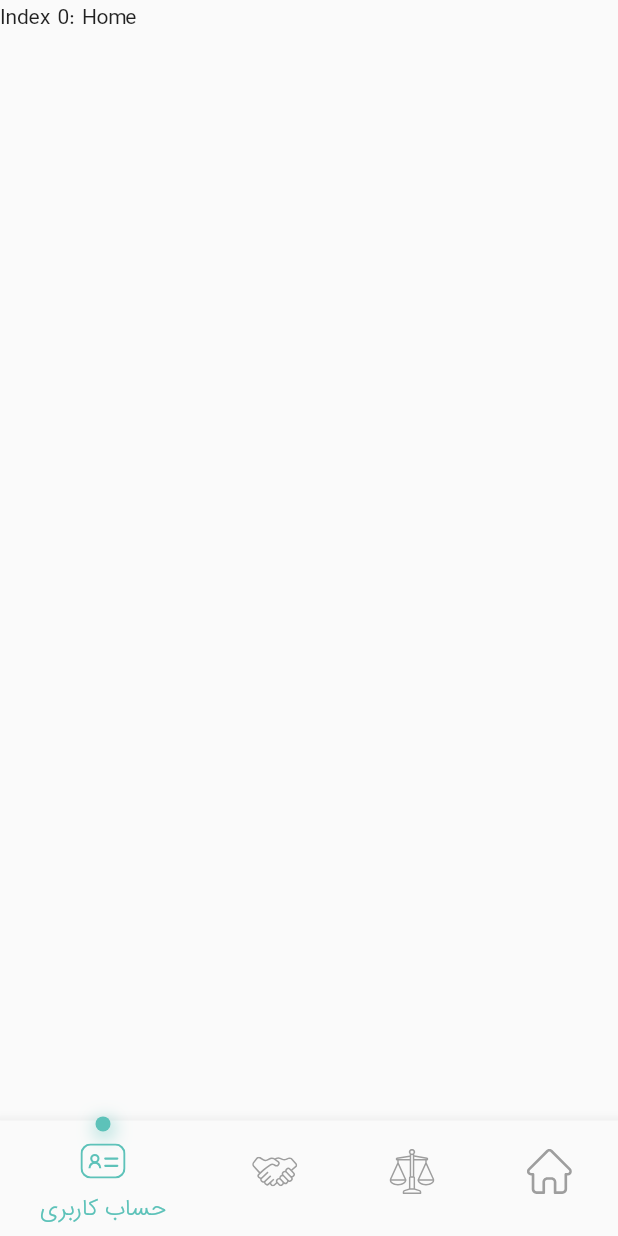
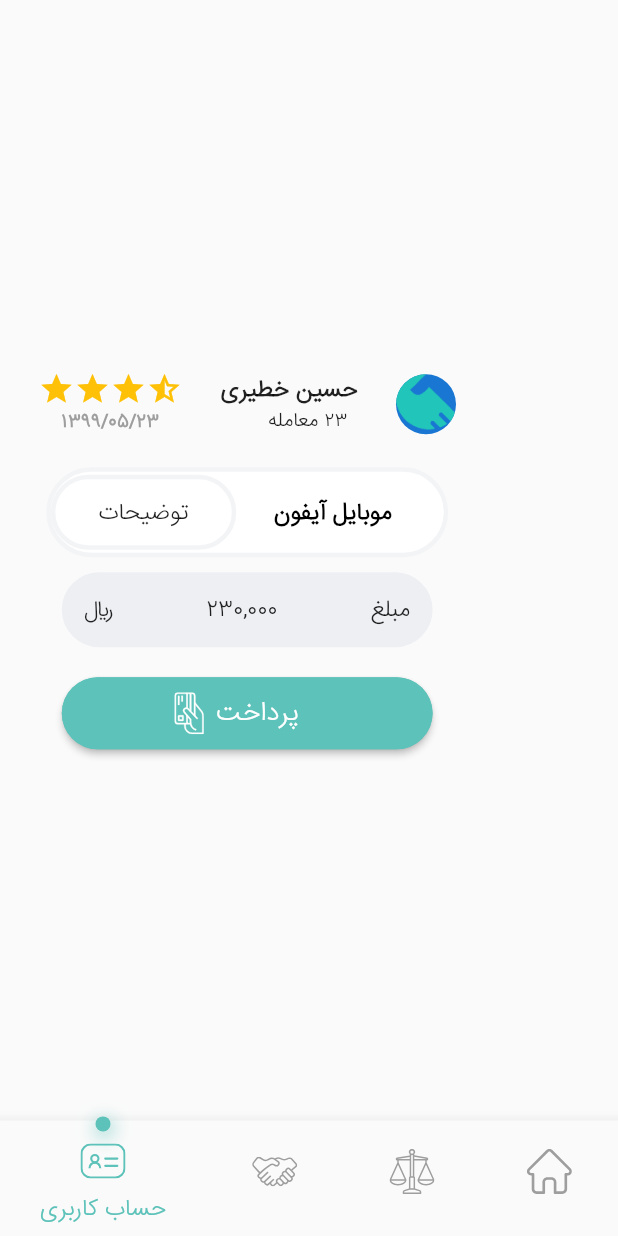
Before and after one commit to NilvaMPM2020/client, a Flutter app: the HomePage screen opened directly, on a phone screen of 412 x 824 dp. Run offline on Flutter 3.47's test engine with Material 2 defaults, Android fonts, the phone set to English and light mode, and no system bars; our stand-ins replace bloc, dio, equatable, flutter_bloc, flutter_svg, introduction_screen and 2 more; accounts and stored records are empty; project files that could hold a hidden picture were left out.

Commit message:
TradeItemWidget implemented

```diff
--- a/lib/constants/assets.dart
+++ b/lib/constants/assets.dart
@@ -19,6 +19,9 @@ class Assets {
   static final String mameleLogo = "assets/mamele_logo.png";
 
 
+  static final String payIcon = "assets/pay_icon.svg";
+
+
 
 
 //  static String docupIcon = docupPatientIcon;
--- a/lib/main.dart
+++ b/lib/main.dart
@@ -1,3 +1,4 @@
+import 'package:asoude/screen/IntroPage.dart';
 import 'package:asoude/screen/start/StartPage.dart';
 import 'package:flutter/material.dart';
 
@@ -16,7 +17,7 @@ class MyApp extends StatelessWidget {
         visualDensity: VisualDensity.adaptivePlatformDensity,
         fontFamily: 'iransans',
       ),
-      home: StartPage(),
+      home: IntroPage(),
     );
   }
 }
--- a/lib/screen/HomePage.dart
+++ b/lib/screen/HomePage.dart
@@ -1,6 +1,7 @@
 import 'package:asoude/constants/assets.dart';
 import 'package:asoude/constants/colors.dart';
 import 'package:asoude/widget/RaisedGradientButton.dart';
+import 'package:asoude/widget/TradeWidget.dart';
 import 'package:flutter/cupertino.dart';
 import 'package:flutter/material.dart';
 import 'package:flutter_svg/flutter_svg.dart';
@@ -89,8 +90,14 @@ class _HomePageState extends State<HomePage> {
   }
 
   _getWidgetOptions() => [
-        Text(
-          'Index 0: Home',
+         Container(
+           width: MediaQuery.of(context).size.width*0.8,
+           child: Column(
+             mainAxisAlignment: MainAxisAlignment.center,
+             children: [
+               TradeWidget(fullName: "حسین خطیری", tradeName: "موبایل آیفون", tradesCount: 23, date: "۱۳۹۹/۰۵/۲۳", tradePrice: "۲۳۰,۰۰۰", tradeDesc: "توضیحات",),
+             ],
+           ),
          ),
         Text(
           'Index 1: Business',
@@ -117,14 +124,14 @@ class _HomePageState extends State<HomePage> {
             _serviceButtonWidget(
                 "ایجاد معامله",
                 "معامله خود را ایجاد کنید",
-                Assets.addDealIcon,
+                Assets.dealReqIcon,
                 Color.fromRGBO(32, 167, 202, 1),
                 Color.fromRGBO(34, 197, 185, 1)),
             SizedBox(height: 20),
             _serviceButtonWidget(
                 "درخواست‌های معامله",
                 "قبول یا رد درخواست‌های معامله",
-                Assets.dealReqIcon,
+                Assets.addDealIcon,
                 Color.fromRGBO(254, 187, 1, 1),
                 Color.fromRGBO(255, 164, 72, 1)),
           ],
@@ -136,7 +143,7 @@ class _HomePageState extends State<HomePage> {
       Center(
         child: RaisedGradientButton(
           child: Padding(
-              padding: const EdgeInsets.only(left:24.0, right: 24.0),
+            padding: const EdgeInsets.only(left: 24.0, right: 24.0),
             child: Row(
               mainAxisAlignment: MainAxisAlignment.spaceAround,
               children: [
@@ -167,6 +174,7 @@ class _HomePageState extends State<HomePage> {
           ),
           gradient: LinearGradient(
             colors: <Color>[fColor, sColor],
-            )),
+          ),
+        ),
       );
 }
--- /dev/null
+++ b/lib/screen/IntroPage.dart
@@ -0,0 +1,84 @@
+import 'package:asoude/constants/colors.dart';
+import 'package:asoude/screen/start/StartPage.dart';
+import 'package:flutter/cupertino.dart';
+import 'package:flutter/material.dart';
+import 'package:introduction_screen/introduction_screen.dart';
+
+class IntroPage extends StatefulWidget {
+  @override
+  _IntroPageState createState() => _IntroPageState();
+}
+
+class _IntroPageState extends State<IntroPage> {
+  final introKey = GlobalKey<IntroductionScreenState>();
+
+  void _onIntroEnd(context) {
+    Navigator.of(context).pushReplacement(
+      MaterialPageRoute(builder: (_) => StartPage()),
+    );
+  }
+
+  Widget _buildImage(String assetName) {
+    return Align(
+      child: Image.asset('assets/$assetName.png', width: 350.0),
+      alignment: Alignment.bottomCenter,
+    );
+  }
+
+  @override
+  Widget build(BuildContext context) {
+    const bodyStyle = TextStyle(fontSize: 19.0);
+    const pageDecoration = const PageDecoration(
+      titleTextStyle: TextStyle(fontSize: 28.0, fontWeight: FontWeight.w700),
+      bodyTextStyle: bodyStyle,
+      descriptionPadding: EdgeInsets.fromLTRB(16.0, 0.0, 16.0, 16.0),
+      pageColor: Colors.white,
+      imagePadding: EdgeInsets.zero,
+    );
+
+    return IntroductionScreen(
+      key: introKey,
+      pages: [
+        PageViewModel(
+          title: "امنیت",
+          body:
+          "ازین پس با مامله امنیت معامله خود را تضمین کنید",
+          image: _buildImage('img1'),
+          decoration: pageDecoration,
+        ),
+        PageViewModel(
+          title: "معاملات",
+          body:
+          "معاملات خود را در بستری مطمین به ما بسپارید",
+          image: _buildImage('img2'),
+          decoration: pageDecoration,
+        ),
+        PageViewModel(
+          title: "پرداخت آنلاین",
+          body:
+          "لینک پرداخت امن برای محصولات خود دریافت کنید",
+          image: _buildImage('img3'),
+          decoration: pageDecoration,
+        ),
+
+      ],
+      onDone: () => _onIntroEnd(context),
+      //onSkip: () => _onIntroEnd(context), // You can override onSkip callback
+      showSkipButton: true,
+      skipFlex: 0,
+      nextFlex: 0,
+      skip: const Text(''),
+      next: const Icon(Icons.arrow_forward),
+      done: const Text('ورود', style: TextStyle(fontWeight: FontWeight.w600)),
+      dotsDecorator:  DotsDecorator(
+        size: Size(10.0, 10.0),
+        color: Color(0xFFBDBDBD),
+        activeColor: IColors.themeColor,
+        activeSize: Size(22.0, 10.0),
+        activeShape: RoundedRectangleBorder(
+          borderRadius: BorderRadius.all(Radius.circular(25.0)),
+        ),
+      ),
+    );
+  }
+}
--- a/lib/widget/ActionButton.dart
+++ b/lib/widget/ActionButton.dart
@@ -7,7 +7,7 @@ class ActionButton extends StatefulWidget {
   final Color color;
   final Color textColor;
   final String title;
-  final Icon icon;
+  final Widget icon;
   final ActionCallBack callBack;
   final bool rtl;
 
--- /dev/null
+++ b/lib/widget/TradeWidget.dart
@@ -0,0 +1,183 @@
+import 'package:asoude/constants/assets.dart';
+import 'package:asoude/constants/colors.dart';
+import 'package:asoude/utils/Utils.dart';
+import 'package:asoude/widget/ActionButton.dart';
+import 'package:flutter/cupertino.dart';
+import 'package:flutter/material.dart';
+import 'package:flutter_svg/flutter_svg.dart';
+
+class TradeWidget extends StatefulWidget {
+  final String fullName;
+  final int tradesCount;
+  final String date;
+  final String tradeName;
+  final String tradeDesc;
+  final String tradePrice;
+
+  TradeWidget(
+      {this.fullName,
+      this.tradeName,
+      this.tradesCount,
+      this.date,
+      this.tradePrice,
+      this.tradeDesc});
+
+  @override
+  _TradeWidgetState createState() => _TradeWidgetState();
+}
+
+class _TradeWidgetState extends State<TradeWidget> {
+  @override
+  Widget build(BuildContext context) {
+    return Container(
+      child: Column(
+        children: [
+          _tradeHeaderWidget(),
+          SizedBox(height: 20),
+          _tradeDetailWidget(),
+          SizedBox(height: 10),
+          _tradeCostWidget(),
+          SizedBox(height: 20),
+          _tradeActionsWidget(),
+        ],
+      ),
+    );
+  }
+
+  _tradeActionsWidget() => ActionButton(
+        width: MediaQuery.of(context).size.width * 0.6,
+        color: IColors.themeColor,
+        title: "پرداخت",
+        icon: SvgPicture.asset(Assets.payIcon),
+        rtl: true,
+        callBack: () {},
+      );
+
+  _tradeCostWidget() => Container(
+        padding: EdgeInsets.only(right: 12, left: 12),
+        width: MediaQuery.of(context).size.width * 0.6,
+        height: 50,
+        decoration: BoxDecoration(
+          shape: BoxShape.rectangle,
+          color: Color.fromRGBO(237, 239, 243, 1),
+          border: Border.all(color: Color.fromRGBO(237, 239, 243, 1), width: 3),
+          borderRadius: BorderRadius.all(Radius.circular(30)),
+        ),
+        child: Row(
+          mainAxisAlignment: MainAxisAlignment.spaceBetween,
+          textDirection: TextDirection.rtl,
+          children: [
+            Text("مبلغ"),
+            Text(widget.tradePrice),
+            Text("ریال")
+          ],
+        ),
+      );
+
+  _tradeCostWidget2() => Container(
+      decoration: BoxDecoration(
+          shape: BoxShape.circle,
+          color: IColors.themeColor,
+          boxShadow: [
+            BoxShadow(color: Colors.grey, offset: Offset(1, 3), blurRadius: 10)
+          ]),
+      child: Row(
+        mainAxisAlignment: MainAxisAlignment.spaceBetween,
+        textDirection: TextDirection.rtl,
+        children: [Icon(Icons.payment), Text(widget.tradeName), Text("ریال")],
+      ));
+
+  _tradeDetailWidget() => Container(
+      width: MediaQuery.of(context).size.width * 0.65,
+      height: 60,
+      decoration: BoxDecoration(
+        shape: BoxShape.rectangle,
+        color: Colors.white,
+        border: Border.all(color: Color.fromRGBO(243, 244, 246, 1), width: 3),
+        borderRadius: BorderRadius.all(Radius.circular(30)),
+      ),
+      child: Row(
+        textDirection: TextDirection.rtl,
+        mainAxisAlignment: MainAxisAlignment.spaceBetween,
+        children: [
+          Container(
+            padding: EdgeInsets.only(right: 24),
+            width: MediaQuery.of(context).size.width * 0.3,
+            height: 50,
+            decoration: BoxDecoration(
+              shape: BoxShape.rectangle,
+              color: Colors.white,
+              border: Border.all(color: Colors.white, width: 3),
+              borderRadius: BorderRadius.all(Radius.circular(30)),
+            ),
+            child: Center(
+                child: Text(widget.tradeName,
+                    style: TextStyle(
+                        fontSize: 14,
+                        color: Colors.black,
+                        fontWeight: FontWeight.bold))),
+          ),
+          Container(
+            width: MediaQuery.of(context).size.width * 0.3,
+            height: 50,
+            decoration: BoxDecoration(
+              shape: BoxShape.rectangle,
+              color: Colors.white,
+              border:
+                  Border.all(color: Color.fromRGBO(243, 244, 246, 1), width: 3),
+              borderRadius: BorderRadius.all(Radius.circular(30)),
+            ),
+            child: Center(child: Text(widget.tradeDesc)),
+          ),
+        ],
+      ));
+
+  _tradeHeaderWidget() => Row(
+        textDirection: TextDirection.rtl,
+        mainAxisAlignment: MainAxisAlignment.spaceEvenly,
+        children: [
+          _headerAvatarWidget(),
+          _headerDataWidget(),
+          _headerRateWidget()
+        ],
+      );
+
+  List<Widget> _starsWidget() {
+    final list =
+        List.generate(3, (i) => Icon(Icons.star, color: Colors.amber)).toList();
+    list.add(Icon(Icons.star_half, color: Colors.amber));
+    return list;
+  }
+
+  _headerRateWidget() => Column(
+        children: [
+          Row(children: _starsWidget()),
+          Text(widget.date,
+              style: TextStyle(
+                  fontSize: 12,
+                  fontWeight: FontWeight.bold,
+                  color: Colors.grey))
+        ],
+      );
+
+  _headerDataWidget() => Column(
+        children: [
+          Text(
+            widget.fullName,
+            style: TextStyle(fontSize: 14, fontWeight: FontWeight.bold),
+            textDirection: TextDirection.rtl,
+          ),
+          Text(
+            " ${replaceFarsiNumber(widget.tradesCount.toString())} معامله       ",
+            style: TextStyle(fontSize: 12),
+            textDirection: TextDirection.rtl,
+          ),
+        ],
+      );
+
+  CircleAvatar _headerAvatarWidget() {
+    return CircleAvatar(
+      backgroundImage: AssetImage(Assets.mameleLogo),
+    );
+  }
+}
--- a/pubspec.yaml
+++ b/pubspec.yaml
@@ -33,8 +33,11 @@ dependencies:
   equatable: ^0.2.0
   http: ^0.12.0+4
   shared_preferences: ^0.5.6+3
-  flutter_svg: ^0.19.0
+  flutter_svg: ^0.18.0
   dio: ">=3.0.0"
+  introduction_screen: ^1.0.7
+  adobe_xd: ^1.0.0+1
+
 
 dev_dependencies:
   flutter_test:
```
Also changed, not shown: assets/img1.png, assets/img2.png (deleted), assets/img3.png (deleted), assets/pay_icon.svg (added). Lines whose indentation alone changed are shown as unchanged.
